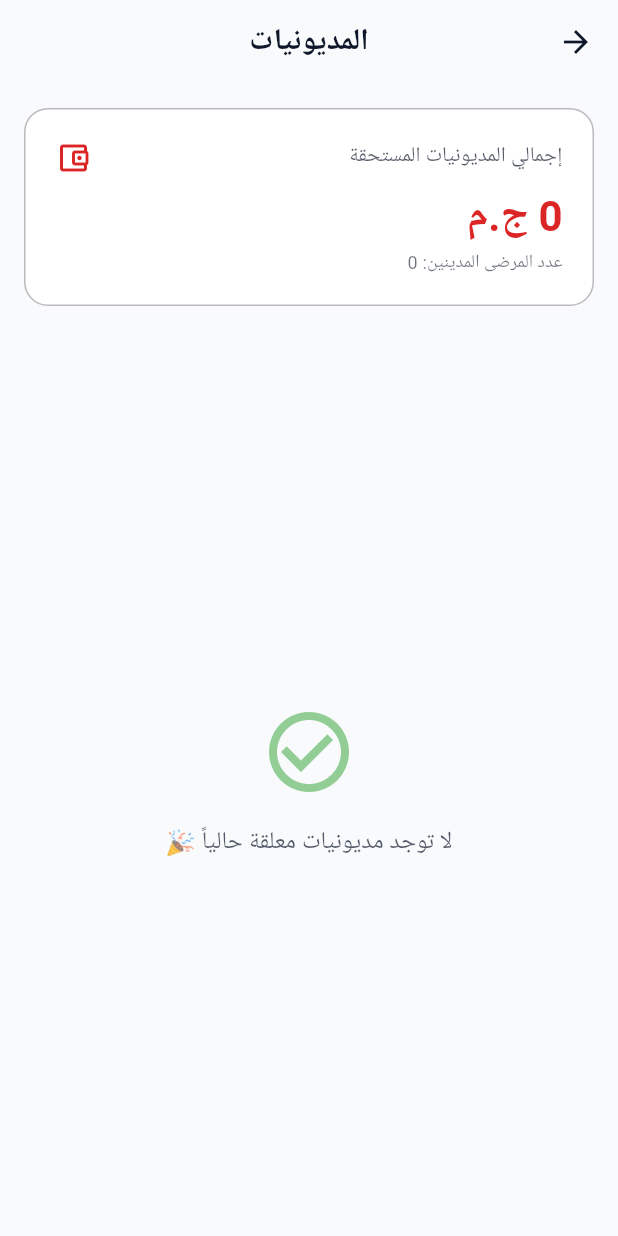
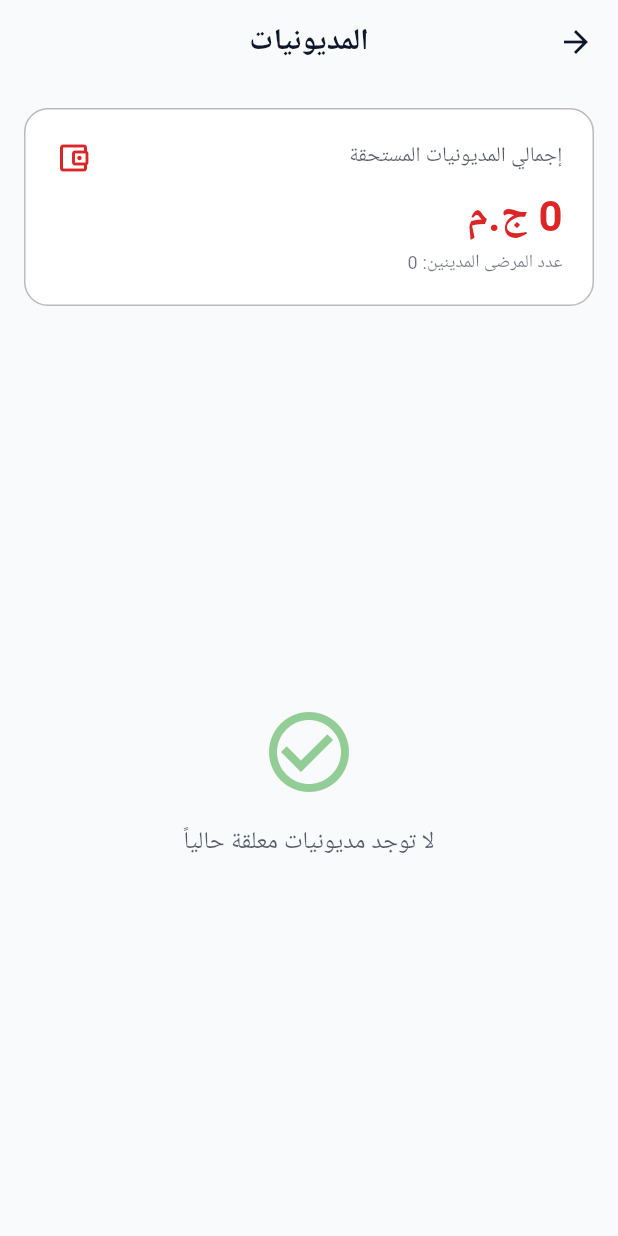
Before and after one commit to omarAhmed7525/Physical-Therapy-App, a Flutter app: the DebtsView screen opened by its route, on a phone screen of 412 x 824 dp. Run offline on Flutter 3.47's test engine with Material 3 defaults, Android fonts, the phone set to English and light mode, and no system bars; our stand-ins replace cloud_firestore, firebase_auth, firebase_core, fl_chart, flutter_local_notifications, flutter_map and 6 more; accounts and stored records are empty; generated files the repository leaves out were written again.

Commit message:
Style: remove emoji from user-visible strings

```diff
--- a/lib/features/debts/debts_view.dart
+++ b/lib/features/debts/debts_view.dart
@@ -247,7 +247,7 @@ class DebtsView extends StatelessWidget {
                         ),
                         const SizedBox(height: 16),
                         Text(
-                          'لا توجد مديونيات معلقة حالياً 🎉',
+                          'لا توجد مديونيات معلقة حالياً',
                           style: textTheme.titleMedium?.copyWith(
                             color: theme.colorScheme.onSurface.withValues(alpha: 0.7),
                           ),
```
